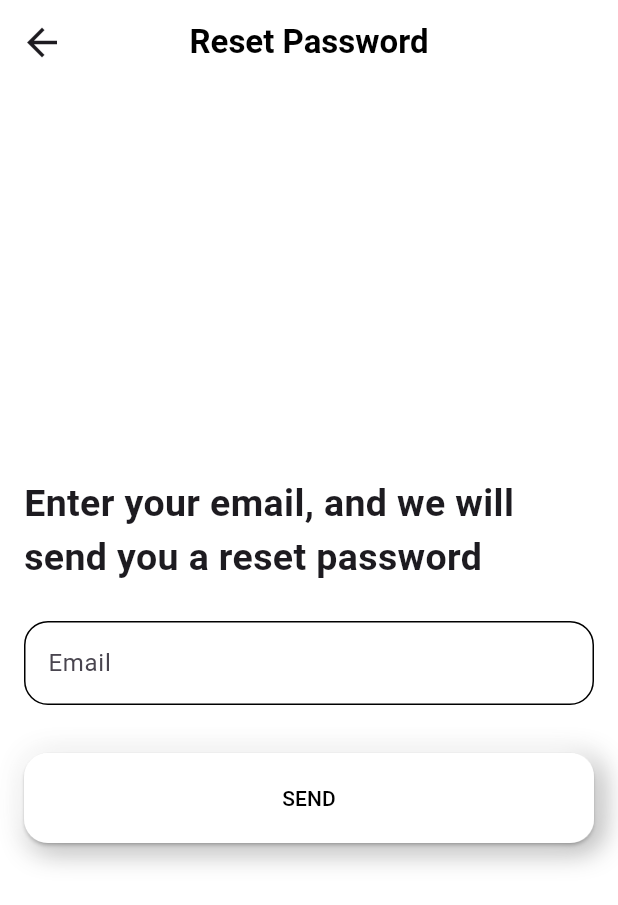
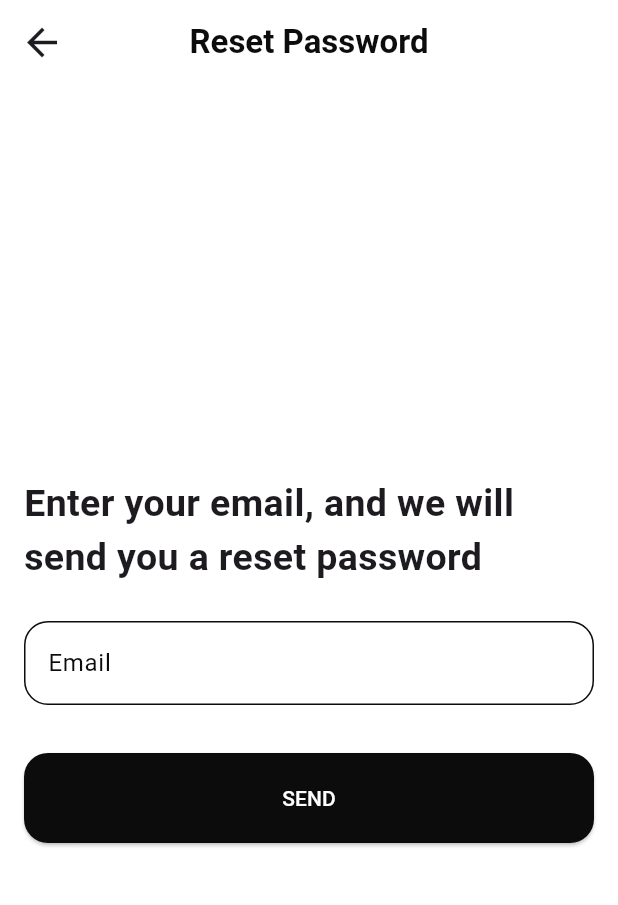
Before and after one commit to SadLife257/flutter_gfi, a Flutter app: the screen it shows after launch, after a tap on "Forgot Password?", on a phone screen of 412 x 824 dp. Shown: the top 905 px of the screen. Run offline on Flutter 3.47's test engine with Material 3 defaults, Android fonts, the phone set to English and light mode, and no system bars; our stand-ins replace cloud_firestore, connectivity_plus, firebase_auth, firebase_core, firebase_storage, get and 2 more; accounts and stored records are empty.

Commit message:
updated ForgotPassword color scheme

```diff
--- a/lib/layers/presentation/pages/authentication/ForgotPassword.dart
+++ b/lib/layers/presentation/pages/authentication/ForgotPassword.dart
@@ -48,16 +48,16 @@ class _ForgotPasswordState extends State<ForgotPassword> {
     return MaterialApp(
       home: SafeArea(
         child: Scaffold(
-          backgroundColor: Colors.white,
+          backgroundColor: Theme.of(context).colorScheme.surface,
           extendBody: true,
           resizeToAvoidBottomInset: false,
           appBar: AppBar(
-            backgroundColor: Colors.white,
+            backgroundColor: Theme.of(context).colorScheme.surface,
             centerTitle: true,
-            title: const Text(
+            title: Text(
               'Reset Password',
               style: TextStyle(
-                  color: Colors.black,
+                  color: Theme.of(context).colorScheme.primary,
                   fontWeight: FontWeight.bold
               ),
             ),
@@ -90,20 +90,27 @@ class _ForgotPasswordState extends State<ForgotPassword> {
                   padding: const EdgeInsets.all(16),
                   child: TextFormField(
                     controller: emailController,
-                    decoration: const InputDecoration(
+                    style: TextStyle(
+                        color: Theme.of(context).colorScheme.primary
+                    ),
+                    decoration: InputDecoration(
                       hintText: 'Email',
                       labelText: 'Email',
+                      hintStyle: TextStyle(color: Theme.of(context).colorScheme.primary),
+                      labelStyle: TextStyle(color: Theme.of(context).colorScheme.primary),
                       border: OutlineInputBorder(
+                        borderSide:
+                        BorderSide(color: Theme.of(context).colorScheme.primary, width: 1.0),
                         borderRadius: BorderRadius.all(Radius.circular(16)),
                       ),
                       enabledBorder: OutlineInputBorder(
                         borderSide:
-                        BorderSide(color: Colors.black, width: 1.0),
+                        BorderSide(color: Theme.of(context).colorScheme.primary, width: 1.0),
                         borderRadius: BorderRadius.all(Radius.circular(16)),
                       ),
                       focusedBorder: OutlineInputBorder(
                         borderSide:
-                        BorderSide(color: Colors.black, width: 2.0),
+                        BorderSide(color: Theme.of(context).colorScheme.primary, width: 2.0),
                         borderRadius: BorderRadius.all(Radius.circular(16)),
                       ),
                     ),
@@ -115,25 +122,11 @@ class _ForgotPasswordState extends State<ForgotPassword> {
                     decoration: BoxDecoration(
                       color: Colors.white,
                       borderRadius: BorderRadius.circular(15),
-                      boxShadow: [
-                        BoxShadow(
-                          color: Colors.grey.shade500,
-                          offset: Offset(4, 4),
-                          blurRadius: 15,
-                          spreadRadius: 1
-                        ),
-                        BoxShadow(
-                          color: Colors.white,
-                          offset: Offset(-4, -4),
-                          blurRadius: 15,
-                          spreadRadius: 1
-                        ),
-                      ],
                     ),
                     child: ElevatedButton(
                       style: ElevatedButton.styleFrom(
-                        backgroundColor: Colors.white,
-                        foregroundColor: Colors.black,
+                        backgroundColor: Theme.of(context).colorScheme.primary,
+                        foregroundColor: Theme.of(context).colorScheme.tertiary,
                         minimumSize: Size.fromHeight(60),
                         shape: const RoundedRectangleBorder(
                             borderRadius: BorderRadius.all(Radius.circular(16))
```
